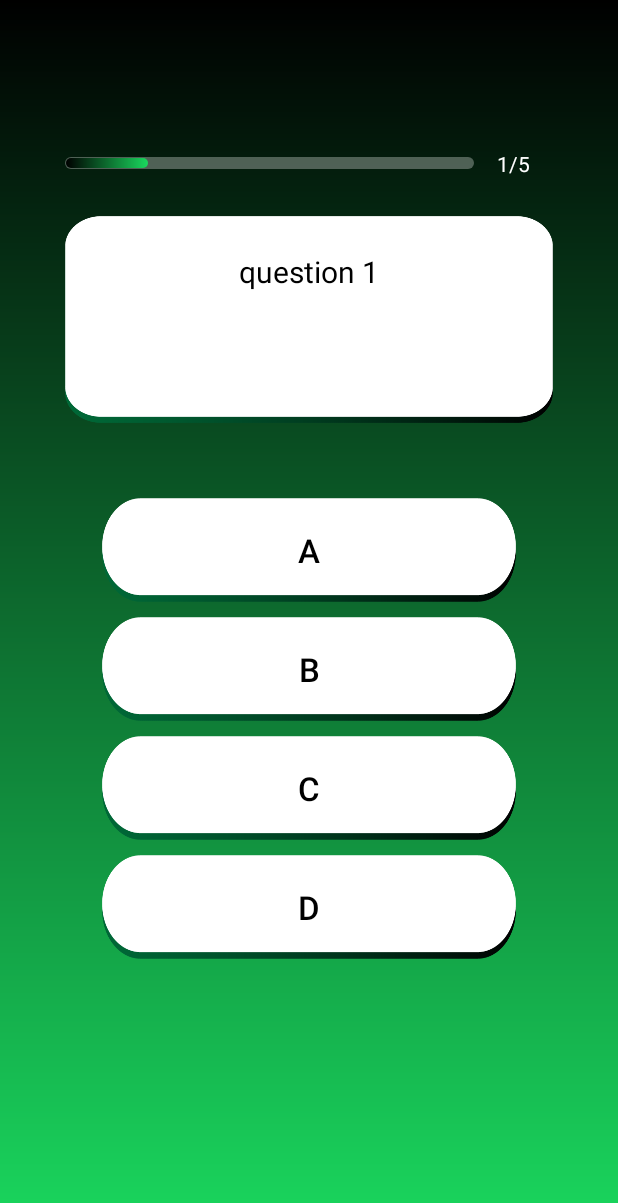
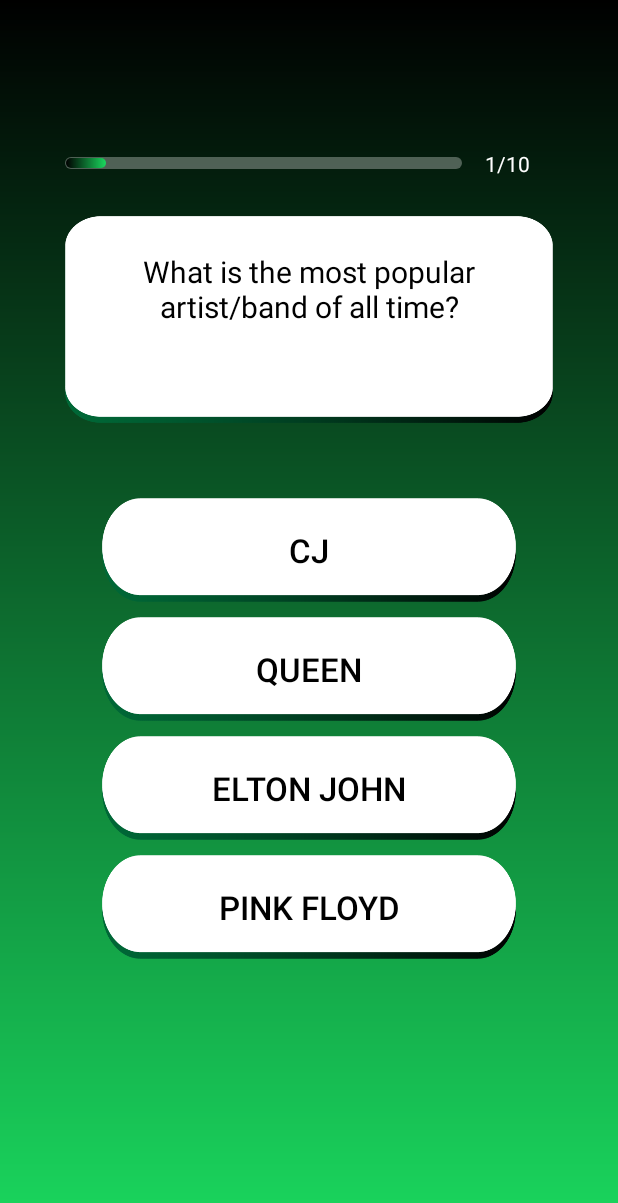
Before and after one commit to MarckRedcar/SpotiQuiz, an Android app: the GameActivity screen opened directly, with no data from a screen before it, on a phone screen of 412 x 824 dp. Shown: the top 1203 px of the screen. Run offline under Robolectric (Android 15) with nearby library versions, the phone set to English and light mode, and no system bars.

Commit message:
Set questions of GameActivity

```diff
--- a/app/src/main/java/com/example/spotiquiz/GameActivity.java
+++ b/app/src/main/java/com/example/spotiquiz/GameActivity.java
@@ -31,7 +31,6 @@ import java.util.concurrent.TimeUnit;
 
 public class GameActivity extends AppCompatActivity {
 
-    //Button defBtn = new Button(this);
     private TextView question;
     private LinearLayout optionsContainer;
     private Button nextBtn;
@@ -60,16 +59,20 @@ public class GameActivity extends AppCompatActivity {
         scaleDown = AnimationUtils.loadAnimation(this, R.anim.scale_down);
 
         list = new ArrayList<>();
-        list.add(new QuestionModel("\nquestion 1", "a", "b", "c", "d", "a"));
-        list.add(new QuestionModel("\nquestion 2", "a", "b", "c", "d", "d"));
-        list.add(new QuestionModel("\nquestion 3", "a", "b", "c", "d", "b"));
-        list.add(new QuestionModel("\nquestion 4", "a", "b", "c", "d", "a"));
-        list.add(new QuestionModel("\nquestion 5", "a", "b", "c", "d", "c"));
-        //list.add(new QuestionModel("\nquestion 6", "a", "b", "c", "d", "a"));
-        //list.add(new QuestionModel("\nquestion 7", "a", "b", "c", "d", "d"));
-        //list.add(new QuestionModel("\nquestion 8", "a", "b", "c", "d", "b"));
-        //list.add(new QuestionModel("\nquestion 9", "a", "b", "c", "d", "c"));
-        //list.add(new QuestionModel("\nquestion 10", "a", "b", "c", "d", "c"));
+        list.add(new QuestionModel("\n" +
+                "What is the most popular\nartist/band of all time?", "CJ", "Queen", "Elton John", "Pink Floyd", "CJ"));
+        list.add(new QuestionModel("\nWhich of the following\ndecades is the most\npopular ever?", "1990s", "2010s", "1980s", "2000s", "2000s"));
+        list.add(new QuestionModel("\nIn the 2010s\nwhich was the most\npopular artist?", "Regard", "Topic & A7S", "Trevor Daniel", "Ed Sheeran", "Topic & A7S"));
+        list.add(new QuestionModel("\n" +
+                "Which of the following\ngenres belongs\nto Sum 41?", "Pop", "Punk", "Rock", "Metal", "Punk"));
+        list.add(new QuestionModel("\n" +
+                "What is the most\npopular song\nof all time?", "DAKITI", "Whoopty", "drivers license", "WHITOUT YOU", "drivers license"));
+        list.add(new QuestionModel("\nIn which year\nEd Sheeran released\nthe most songs?", "2017", "2011", "2014", "2019", "2017"));
+        list.add(new QuestionModel("\nWhich artist\nwas the most popular\nin 1975?", "Pink Floyd", "Francesco De Gregori", "Mike Oldfield", "Hot Chocolate", "Hot Chocolate"));
+        list.add(new QuestionModel("\n" +
+                "Which of the following\ngenres belongs\nto Eminem?", "Pop", "Rap", "Rock", "Urban contemporary", "Rap"));
+        list.add(new QuestionModel("\nWho is the most popular\npop artist?", "Tones And I", "Calum Scott", "Sam Fischer", "Alexander 23", "Tones And I"));
+        list.add(new QuestionModel("\nWhat is the most popular\ngenre ever?", "Irish pop", "Afroswing", "Chinese eletropop", "Estonian pop", "Chinese eletropop"));
 
         for (int i = 0; i < 4; i++) {
             optionsContainer.getChildAt(i).setOnClickListener(new View.OnClickListener() {
```
